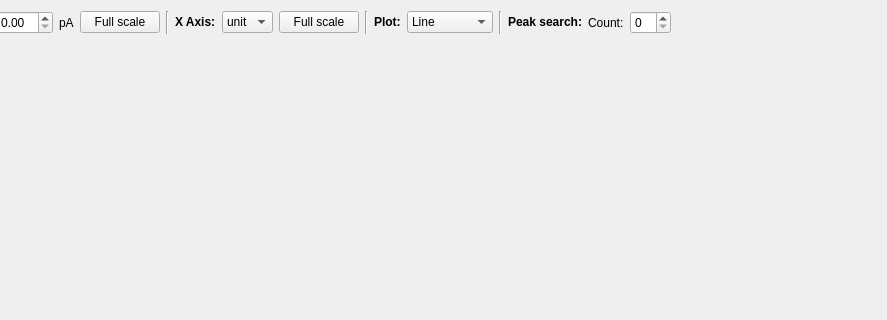
JJendryka/QMS, file src/layouts/spectrum_plot.ui: the form before one commit; both pictures show x 196 to 1083 and y 0 to 320 of the 1083 by 760 pixel window.
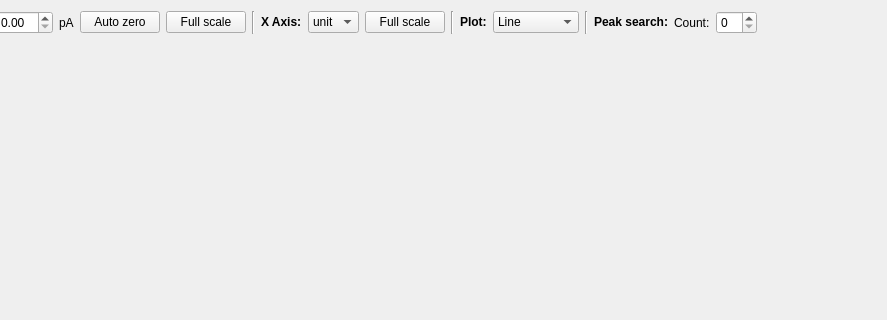
The form after the commit.

Commit message: Implement layout review suggestions

```diff
--- a/src/layouts/spectrum_plot.ui
+++ b/src/layouts/spectrum_plot.ui
@@ -47,6 +47,13 @@
        </property>
       </widget>
      </item>
+     <item>
+      <widget class="QPushButton" name="autozero_button">
+       <property name="text">
+        <string>Auto zero</string>
+       </property>
+      </widget>
+     </item>
      <item>
       <widget class="QPushButton" name="y_fullscale_button">
        <property name="text">
```
The commit also changes 5 other files.
